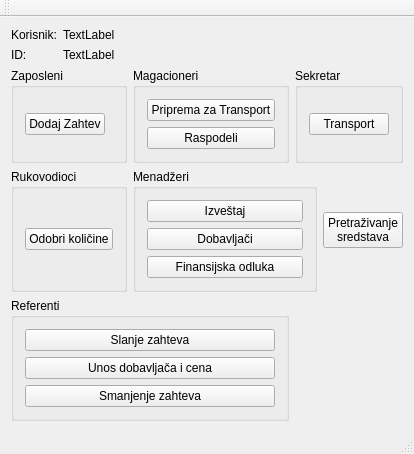
First picture: the form in mainwindow.ui, repository zivke/nabavke, before the edit.
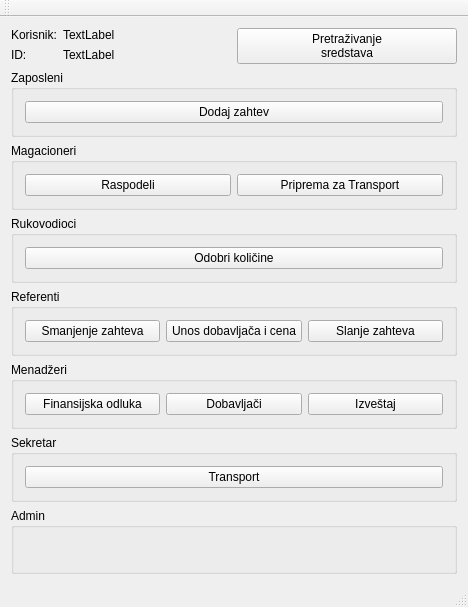
Second picture: the form after the edit.

Patch:
```diff
--- a/mainwindow.ui
+++ b/mainwindow.ui
@@ -6,16 +6,18 @@
    <rect>
     <x>0</x>
     <y>0</y>
-    <width>355</width>
-    <height>436</height>
+    <width>468</width>
+    <height>607</height>
    </rect>
   </property>
   <property name="windowTitle">
    <string>Sistem za nabavke</string>
   </property>
   <widget class="QWidget" name="centralWidget">
-   <layout class="QGridLayout" name="gridLayout">
-    <item row="0" column="0">
+   <layout class="QVBoxLayout" name="verticalLayout">
+    <item>
+     <layout class="QHBoxLayout" name="horizontalLayout_4">
+      <item>
      <layout class="QFormLayout" name="formLayout">
       <item row="0" column="0">
        <widget class="QLabel" name="label">
@@ -50,47 +52,38 @@
       </item>
      </layout>
     </item>
-    <item row="1" column="0">
+      <item>
+       <widget class="QPushButton" name="btnPretrazivanje">
+        <property name="text">
+         <string>Pretraživanje
+sredstava</string>
+        </property>
+       </widget>
+      </item>
+     </layout>
+    </item>
+    <item>
      <widget class="QGroupBox" name="groupBox">
       <property name="title">
        <string>Zaposleni</string>
       </property>
-      <layout class="QVBoxLayout" name="verticalLayout">
+      <layout class="QHBoxLayout" name="horizontalLayout_5">
        <item>
         <widget class="QPushButton" name="btnZahtevi">
-         <property name="sizePolicy">
-          <sizepolicy hsizetype="Maximum" vsizetype="Maximum">
-           <horstretch>60</horstretch>
-           <verstretch>20</verstretch>
-          </sizepolicy>
-         </property>
-         <property name="baseSize">
-          <size>
-           <width>0</width>
-           <height>0</height>
-          </size>
-         </property>
          <property name="text">
-          <string>Dodaj Zahtev</string>
+          <string>Dodaj zahtev</string>
          </property>
         </widget>
        </item>
       </layout>
      </widget>
     </item>
-    <item row="1" column="1">
+    <item>
      <widget class="QGroupBox" name="groupBox_4">
       <property name="title">
        <string>Magacioneri</string>
       </property>
-      <layout class="QVBoxLayout" name="verticalLayout_4">
-       <item>
-        <widget class="QPushButton" name="btnpriprema">
-         <property name="text">
-          <string>Priprema za Transport</string>
-         </property>
-        </widget>
-       </item>
+      <layout class="QHBoxLayout" name="horizontalLayout">
        <item>
         <widget class="QPushButton" name="btnRaspodeli">
          <property name="text">
@@ -98,26 +91,17 @@
          </property>
         </widget>
        </item>
-      </layout>
-     </widget>
-    </item>
-    <item row="1" column="2" colspan="2">
-     <widget class="QGroupBox" name="groupBox_6">
-      <property name="title">
-       <string>Sekretar</string>
-      </property>
-      <layout class="QVBoxLayout" name="verticalLayout_5">
        <item>
-        <widget class="QPushButton" name="btnTransport">
+        <widget class="QPushButton" name="btnpriprema">
          <property name="text">
-          <string>Transport</string>
+          <string>Priprema za Transport</string>
          </property>
         </widget>
        </item>
       </layout>
      </widget>
     </item>
-    <item row="2" column="0">
+    <item>
      <widget class="QGroupBox" name="groupBox_2">
       <property name="title">
        <string>Rukovodioci</string>
@@ -133,64 +117,12 @@
       </layout>
      </widget>
     </item>
-    <item row="2" column="1" colspan="2">
-     <widget class="QGroupBox" name="groupBox_5">
-      <property name="title">
-       <string>Menadžeri</string>
-      </property>
-      <layout class="QVBoxLayout" name="verticalLayout_6">
        <item>
-        <widget class="QPushButton" name="btnIzvestaj">
-         <property name="text">
-          <string>Izveštaj</string>
-         </property>
-        </widget>
-       </item>
-       <item>
-        <widget class="QPushButton" name="btnDobavljaci">
-         <property name="text">
-          <string>Dobavljači</string>
-         </property>
-        </widget>
-       </item>
-       <item>
-        <widget class="QPushButton" name="pushButton">
-         <property name="text">
-          <string>Finansijska odluka</string>
-         </property>
-        </widget>
-       </item>
-      </layout>
-     </widget>
-    </item>
-    <item row="2" column="3">
-     <widget class="QPushButton" name="btnPretrazivanje">
-      <property name="text">
-       <string>Pretraživanje
-sredstava</string>
-      </property>
-     </widget>
-    </item>
-    <item row="3" column="0" colspan="2">
      <widget class="QGroupBox" name="groupBox_3">
       <property name="title">
        <string>Referenti</string>
       </property>
-      <layout class="QVBoxLayout" name="verticalLayout_3">
-       <item>
-        <widget class="QPushButton" name="btnSlanjeZahteva">
-         <property name="text">
-          <string>Slanje zahteva</string>
-         </property>
-        </widget>
-       </item>
-       <item>
-        <widget class="QPushButton" name="btnUnosDiC">
-         <property name="text">
-          <string>Unos dobavljača i cena</string>
-         </property>
-        </widget>
-       </item>
+      <layout class="QHBoxLayout" name="horizontalLayout_2">
        <item>
         <widget class="QPushButton" name="btnSmanjenje">
          <property name="text">
@@ -198,9 +130,76 @@
          </property>
         </widget>
        </item>
+       <item>
+        <widget class="QPushButton" name="btnUnosDiC">
+         <property name="text">
+          <string>Unos dobavljača i cena</string>
+         </property>
+        </widget>
+       </item>
+       <item>
+        <widget class="QPushButton" name="btnSlanjeZahteva">
+         <property name="text">
+          <string>Slanje zahteva</string>
+         </property>
+        </widget>
+       </item>
       </layout>
      </widget>
     </item>
+    <item>
+     <widget class="QGroupBox" name="groupBox_5">
+      <property name="title">
+       <string>Menadžeri</string>
+      </property>
+      <layout class="QHBoxLayout" name="horizontalLayout_3">
+       <item>
+        <widget class="QPushButton" name="pushButton">
+         <property name="text">
+          <string>Finansijska odluka</string>
+         </property>
+        </widget>
+       </item>
+       <item>
+        <widget class="QPushButton" name="btnDobavljaci">
+         <property name="text">
+          <string>Dobavljači</string>
+         </property>
+        </widget>
+       </item>
+       <item>
+        <widget class="QPushButton" name="btnIzvestaj">
+         <property name="text">
+          <string>Izveštaj</string>
+         </property>
+        </widget>
+       </item>
+      </layout>
+     </widget>
+    </item>
+    <item>
+     <widget class="QGroupBox" name="groupBox_6">
+      <property name="title">
+       <string>Sekretar</string>
+      </property>
+      <layout class="QVBoxLayout" name="verticalLayout_5">
+       <item>
+        <widget class="QPushButton" name="btnTransport">
+         <property name="text">
+          <string>Transport</string>
+         </property>
+        </widget>
+       </item>
+      </layout>
+     </widget>
+    </item>
+    <item>
+     <widget class="QGroupBox" name="groupBox_7">
+      <property name="title">
+       <string>Admin</string>
+      </property>
+     </widget>
+    </item>
    </layout>
   </widget>
   <widget class="QMenuBar" name="menuBar">
```
Left out of the diff: 2 changed lines with no effect on the pictures. Lines whose indentation alone changed are shown as unchanged.
